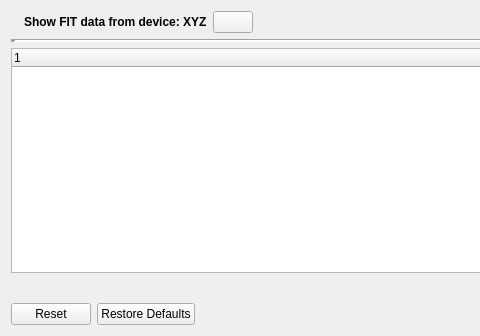
Qt form src/qmapshack/gis/trk/IFitDataDialog.ui (kkarsten62/qmapshack) before a commit; both pictures show x 0 to 480 and y 0 to 336 of the 862 by 336 pixel window.
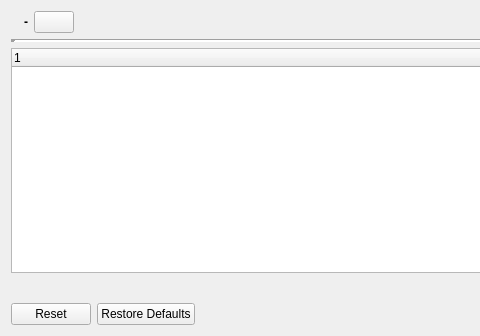
The same form after that commit. Icons and pictures are not drawn.

Commit message: Restructure data structure into QMap.

```diff
--- a/src/qmapshack/gis/trk/IFitDataDialog.ui
+++ b/src/qmapshack/gis/trk/IFitDataDialog.ui
@@ -64,7 +64,7 @@
         </font>
        </property>
        <property name="text">
-        <string>Show FIT data from device: XYZ</string>
+        <string>-</string>
        </property>
       </widget>
      </item>
```
Left out of the diff: 2 changed lines with no effect on the pictures. The commit also changes 7 other files.
